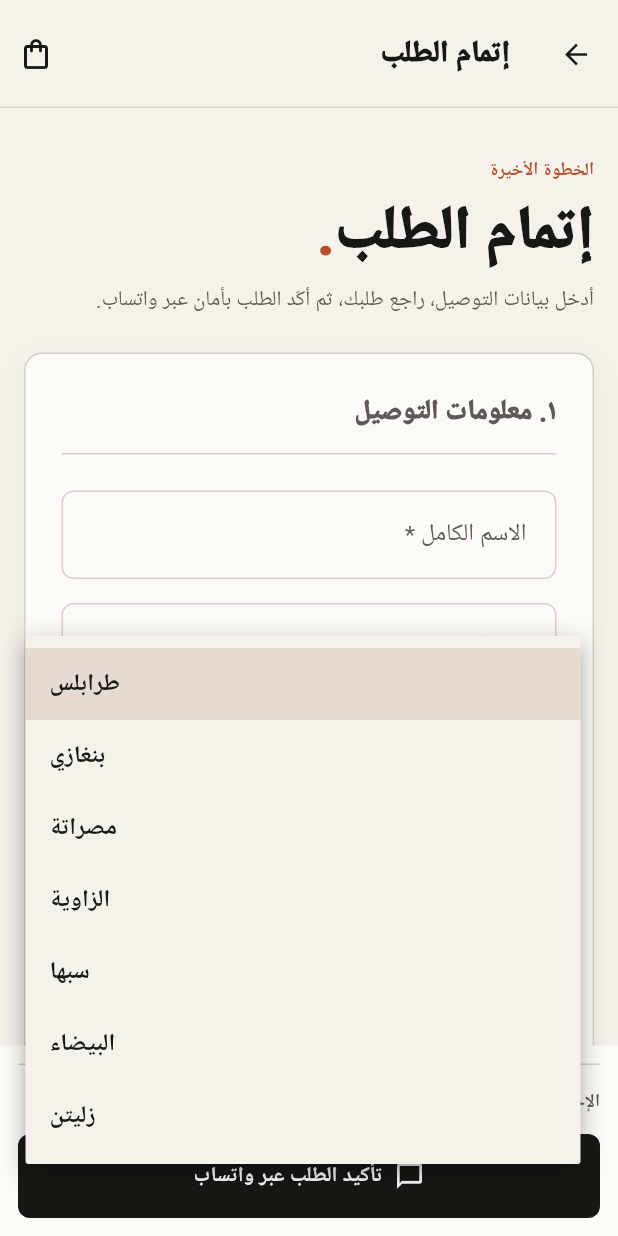
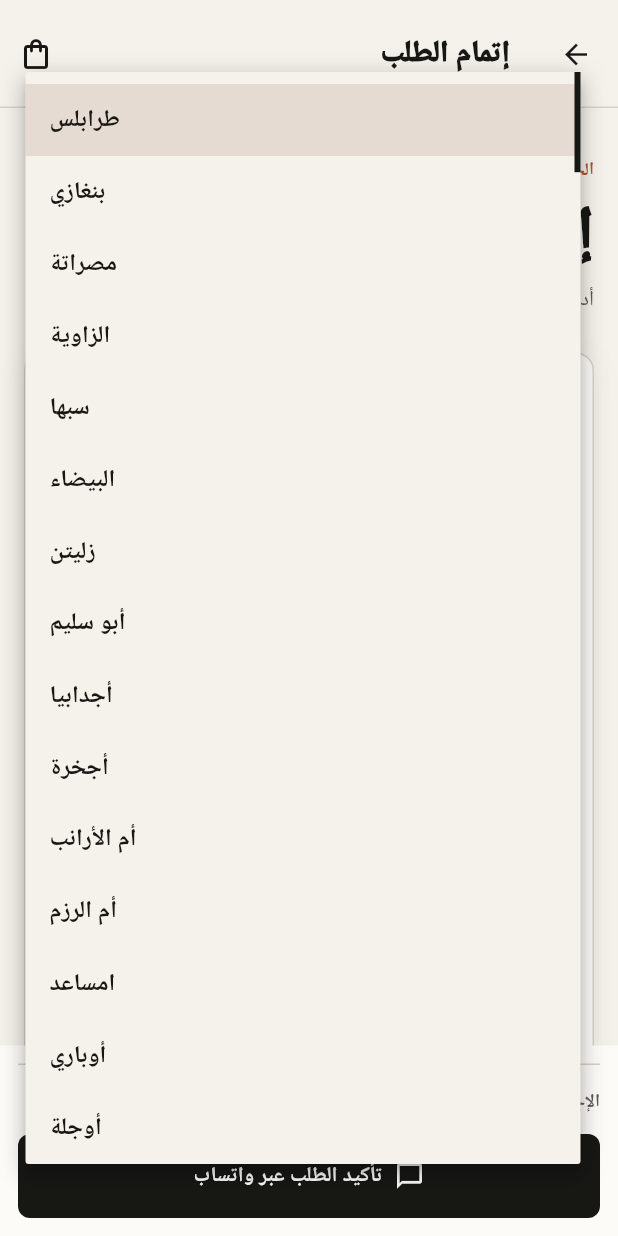
Before and after one commit to AhmedtAlhaddad/ironsam09, a Flutter app: the CheckoutPage screen opened directly with empty values, after a tap on "اختر المدينة", on a phone screen of 412 x 824 dp. Run offline on Flutter 3.47's test engine with Material 3 defaults, Android fonts, the phone set to English and light mode, and no system bars; our stand-ins replace file_picker, google_fonts, supabase_flutter; accounts and stored records are empty; network calls fail; Roboto replaces fonts that are missing (Cairo).

Commit message:
Expand Libya city list and preserve WhatsApp city flow

```diff
--- /dev/null
+++ b/lib/data/local/libya_cities.dart
@@ -0,0 +1,172 @@
+/// Customer-facing Libyan cities, towns, and major populated areas.
+///
+/// The seven values already supported by Checkout remain first. The rest are
+/// alphabetized for predictable browsing while the existing String contract
+/// stays unchanged.
+const List<String> libyaCitiesAndAreas = <String>[
+  'طرابلس',
+  'بنغازي',
+  'مصراتة',
+  'الزاوية',
+  'سبها',
+  'البيضاء',
+  'زليتن',
+  'أبو سليم',
+  'أجدابيا',
+  'أجخرة',
+  'أم الأرانب',
+  'أم الرزم',
+  'امساعد',
+  'أوباري',
+  'أوجلة',
+  'أوال',
+  'إدري الشاطئ',
+  'إسبيعة',
+  'إنتلات البيضان',
+  'الأبرق',
+  'الأبيار',
+  'الأصابعة',
+  'البردي',
+  'البريقة',
+  'التميمي',
+  'الجديدة',
+  'الجغبوب',
+  'الجفرة',
+  'الجليدة',
+  'الجميل',
+  'الحرابة',
+  'الحوامد',
+  'الخمس',
+  'الرجبان',
+  'الرحيبات',
+  'الرقيبة',
+  'الرياينة',
+  'الزاوية الجنوب',
+  'الزاوية الغرب',
+  'الزنتان',
+  'الزهراء',
+  'الزويتينة سلطان',
+  'الزيغن',
+  'السائح',
+  'الشرقية',
+  'الشقيقة',
+  'الشويرف',
+  'العسة',
+  'العامرية',
+  'العجيلات',
+  'العربان',
+  'العزيزية',
+  'العقيلة',
+  'العواتة',
+  'العوينة',
+  'العوينات',
+  'الغريفة',
+  'الفقهاء',
+  'القبة',
+  'القرة بوللي',
+  'القرضة الشاطئ',
+  'القطرون',
+  'القلعة',
+  'القواليش',
+  'القيقب',
+  'الكفرة',
+  'الماية',
+  'المرج',
+  'المردوم',
+  'المعمورة',
+  'المليطانية',
+  'المنشية الجميل',
+  'الناصرية',
+  'بئر الأشهب',
+  'باطن الجبل',
+  'بدر',
+  'برقن',
+  'بركت',
+  'براك الشاطئ',
+  'بن جواد',
+  'بنت بية',
+  'بنينة',
+  'بني وليد',
+  'تاجوراء',
+  'تاكنس',
+  'تازربو',
+  'تاورغاء',
+  'تجرهي',
+  'تكركيبة',
+  'تمنهنت',
+  'تراغن',
+  'ترهونة',
+  'تهالة',
+  'تيجي',
+  'تنيناي',
+  'توكرة',
+  'جادو',
+  'جالو',
+  'جرمة',
+  'جردس العبيد',
+  'جنزور',
+  'جنوب الجبل الأخضر',
+  'حي الأندلس',
+  'خليج السدرة',
+  'درج',
+  'درنة',
+  'ربيانة',
+  'رأس الطبل',
+  'رأس لانوف',
+  'رقدالين',
+  'زلطن',
+  'زلة',
+  'زمزم',
+  'زوارة',
+  'زويلة',
+  'ساحل الجبل',
+  'سرت',
+  'سلوق',
+  'سمنو',
+  'سواني بن آدم',
+  'سوسة',
+  'سوق الجمعة',
+  'سوق الخميس',
+  'سوكنة',
+  'سيناون',
+  'شحات',
+  'صبراتة',
+  'صرمان',
+  'طبرق',
+  'طرابلس المركز',
+  'طلميثة',
+  'ظاهر الجبل',
+  'عمر المختار',
+  'عين زارة',
+  'عين غزالة',
+  'غات',
+  'غدامس',
+  'غريان',
+  'قصر أحمد',
+  'قصر الأخيار',
+  'قصر بن غشير',
+  'قمينس',
+  'قرارة',
+  'كاباو',
+  'ككلة',
+  'لملودة',
+  'مرادة',
+  'مرتوبة',
+  'مرزق',
+  'مرسى دفنة',
+  'مسة',
+  'مدور الزيتون',
+  'مزدة',
+  'مسلاتة',
+  'مليتة',
+  'نالوت',
+  'نسمة',
+  'هراوة',
+  'هون',
+  'وادي البوانيس',
+  'وادي عتبة',
+  'وازن',
+  'ودان',
+  'وردامة',
+  'يفرن',
+];
--- a/lib/pages/checkout/checkout_page.dart
+++ b/lib/pages/checkout/checkout_page.dart
@@ -4,6 +4,7 @@ import 'package:flutter/material.dart';
 
 import '../../core/theme/app_theme.dart';
 import '../../core/theme/storefront_theme.dart';
+import '../../data/local/libya_cities.dart';
 import '../../data/models/order.dart';
 import '../../features/cart/cart_state.dart';
 import '../../features/order/whatsapp_order_service.dart';
@@ -20,15 +21,6 @@ class CheckoutPage extends StatefulWidget {
 
 class _CheckoutPageState extends State<CheckoutPage> {
   final whatsappService = const WhatsAppOrderService();
-  static const cities = [
-    'طرابلس',
-    'بنغازي',
-    'مصراتة',
-    'الزاوية',
-    'سبها',
-    'البيضاء',
-    'زليتن',
-  ];
 
   final formKey = GlobalKey<FormState>();
   final fullNameController = TextEditingController();
@@ -288,7 +280,7 @@ class _CheckoutPageState extends State<CheckoutPage> {
                                         cityFocus: cityFocus,
                                         addressFocus: addressFocus,
                                         city: city,
-                                        cities: cities,
+                                        cities: libyaCitiesAndAreas,
                                         onCityChanged: (value) =>
                                             setState(() => city = value),
                                       ),
@@ -326,7 +318,7 @@ class _CheckoutPageState extends State<CheckoutPage> {
                                       cityFocus: cityFocus,
                                       addressFocus: addressFocus,
                                       city: city,
-                                      cities: cities,
+                                      cities: libyaCitiesAndAreas,
                                       onCityChanged: (value) =>
                                           setState(() => city = value),
                                     ),
```
Also changed, not shown: 1 other file.
